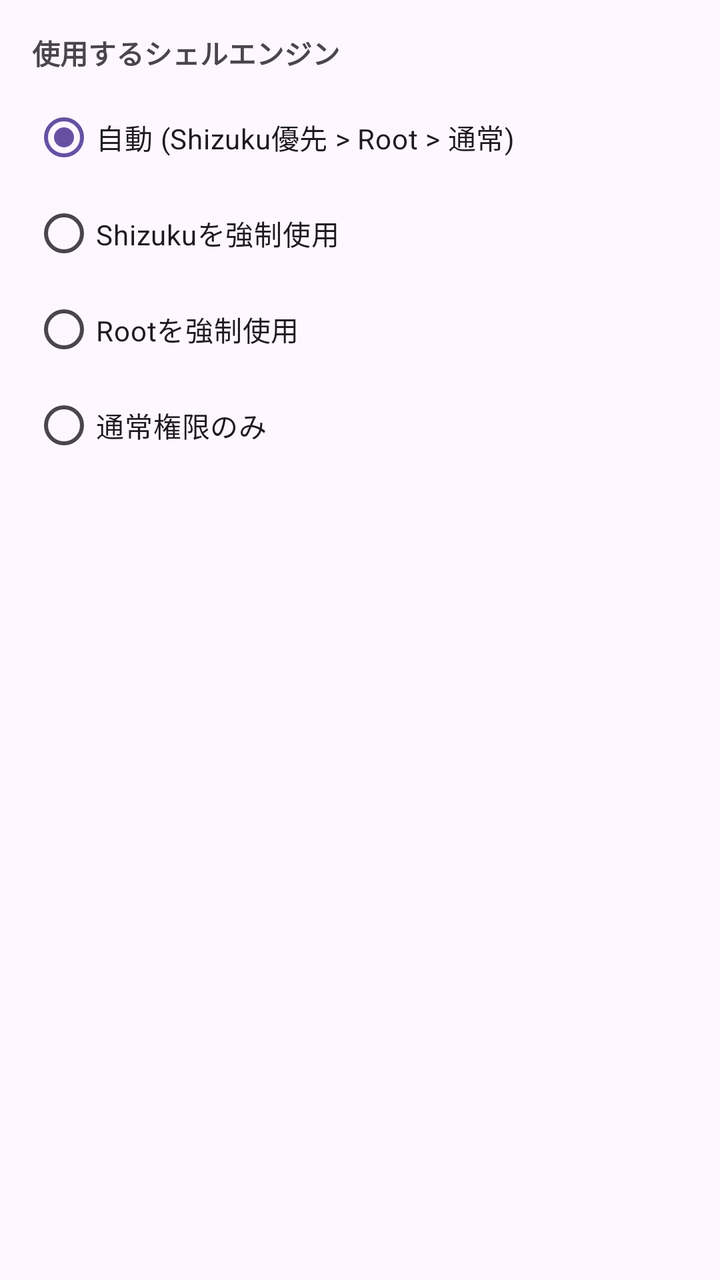
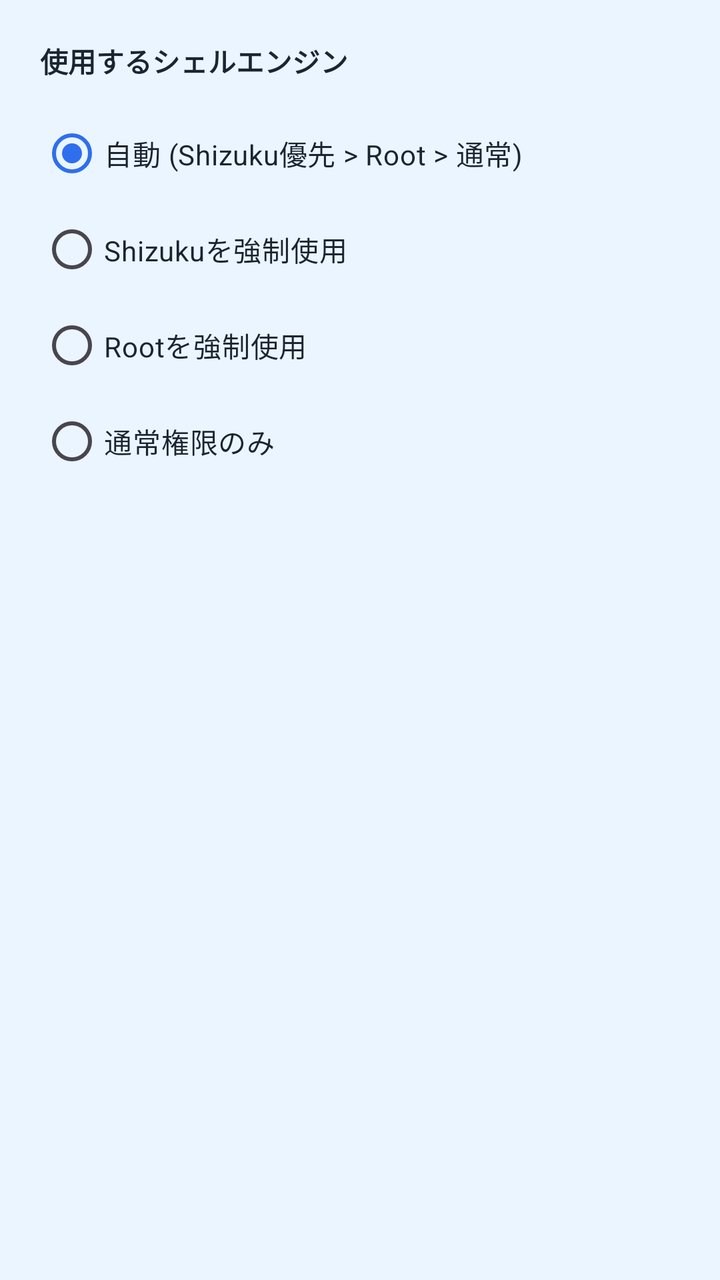

Compare the two renders of this Android layout. The source of the first and the diff that turns it into the second are given below.
<!-- AndroidManifest.xml: application theme Theme.PrivFileManager -->
<!-- res/layout/activity_settings.xml -->
<?xml version="1.0" encoding="utf-8"?>
<LinearLayout xmlns:android="http://schemas.android.com/apk/res/android"
    android:layout_width="match_parent"
    android:layout_height="match_parent"
    android:orientation="vertical"
    android:padding="16dp">

    <TextView
        android:layout_width="match_parent"
        android:layout_height="wrap_content"
        android:text="使用するシェルエンジン"
        android:textStyle="bold"
        android:layout_marginBottom="8dp" />

    <RadioGroup
        android:id="@+id/modeRadioGroup"
        android:layout_width="match_parent"
        android:layout_height="wrap_content">

        <RadioButton
            android:id="@+id/modeAuto"
            android:layout_width="match_parent"
            android:layout_height="wrap_content"
            android:text="自動 (Shizuku優先 &gt; Root &gt; 通常)"
            android:checked="true" />

        <RadioButton
            android:id="@+id/modeShizuku"
            android:layout_width="match_parent"
            android:layout_height="wrap_content"
            android:text="Shizukuを強制使用" />

        <RadioButton
            android:id="@+id/modeRoot"
            android:layout_width="match_parent"
            android:layout_height="wrap_content"
            android:text="Rootを強制使用" />

        <RadioButton
            android:id="@+id/modeNormal"
            android:layout_width="match_parent"
            android:layout_height="wrap_content"
            android:text="通常権限のみ" />

    </RadioGroup>

</LinearLayout>
<!-- resources referenced by this layout -->
<resources>
  <style name="Theme.PrivFileManager" parent="Theme.Material3.DayNight.NoActionBar" />
</resources>

<!-- the commit's change to res/layout/activity_settings.xml (unified diff, before → after) -->
@@ -3,14 +3,16 @@
     android:layout_width="match_parent"
     android:layout_height="match_parent"
     android:orientation="vertical"
-    android:padding="16dp">
+    android:background="@color/bg_base"
+    android:padding="20dp">
 
     <TextView
         android:layout_width="match_parent"
         android:layout_height="wrap_content"
         android:text="使用するシェルエンジン"
         android:textStyle="bold"
-        android:layout_marginBottom="8dp" />
+        android:textColor="@color/text_primary"
+        android:layout_marginBottom="12dp" />
 
     <RadioGroup
         android:id="@+id/modeRadioGroup"
@@ -21,6 +23,8 @@
             android:id="@+id/modeAuto"
             android:layout_width="match_parent"
             android:layout_height="wrap_content"
+            android:textColor="@color/text_primary"
+            android:buttonTint="@color/chrome_tint"
             android:text="自動 (Shizuku優先 &gt; Root &gt; 通常)"
             android:checked="true" />
 
@@ -28,18 +32,24 @@
             android:id="@+id/modeShizuku"
             android:layout_width="match_parent"
             android:layout_height="wrap_content"
+            android:textColor="@color/text_primary"
+            android:buttonTint="@color/chrome_tint"
             android:text="Shizukuを強制使用" />
 
         <RadioButton
             android:id="@+id/modeRoot"
             android:layout_width="match_parent"
             android:layout_height="wrap_content"
+            android:textColor="@color/text_primary"
+            android:buttonTint="@color/chrome_tint"
             android:text="Rootを強制使用" />
 
         <RadioButton
             android:id="@+id/modeNormal"
             android:layout_width="match_parent"
             android:layout_height="wrap_content"
+            android:textColor="@color/text_primary"
+            android:buttonTint="@color/chrome_tint"
             android:text="通常権限のみ" />
 
     </RadioGroup>
<!-- resource entries referenced after the edit -->
@@ -1,5 +1,22 @@
 <!-- resources referenced by this layout -->
 <resources>
-  <style name="Theme.PrivFileManager" parent="Theme.Material3.DayNight.NoActionBar" />
+  <color name="bg_base">#EAF5FF</color>
+  <color name="chrome_tint">#2F6FED</color>
+  <color name="text_primary">#1B2430</color>
+  <style name="Theme.PrivFileManager" parent="Theme.Material3.DayNight.NoActionBar">
+          <item name="android:windowLightStatusBar">true</item>
+          <item name="android:statusBarColor">@color/chrome_tint</item>
+          <item name="android:windowBackground">@color/bg_base</item>
+          <item name="colorPrimary">@color/chrome_tint</item>
+          <item name="colorOnPrimary">@color/text_on_chrome</item>
+          <item name="colorSurface">@color/content_surface</item>
+          <item name="colorOnSurface">@color/text_primary</item>
+          <item name="colorControlHighlight">@color/state_pressed</item>
+          
+          <item name="elevationOverlayEnabled">false</item>
+      </style>
+  <color name="text_on_chrome">#FFFFFFFF</color>
+  <color name="content_surface">#F7FBFF</color>
+  <color name="state_pressed">#332F6FED</color>
 </resources>
 
